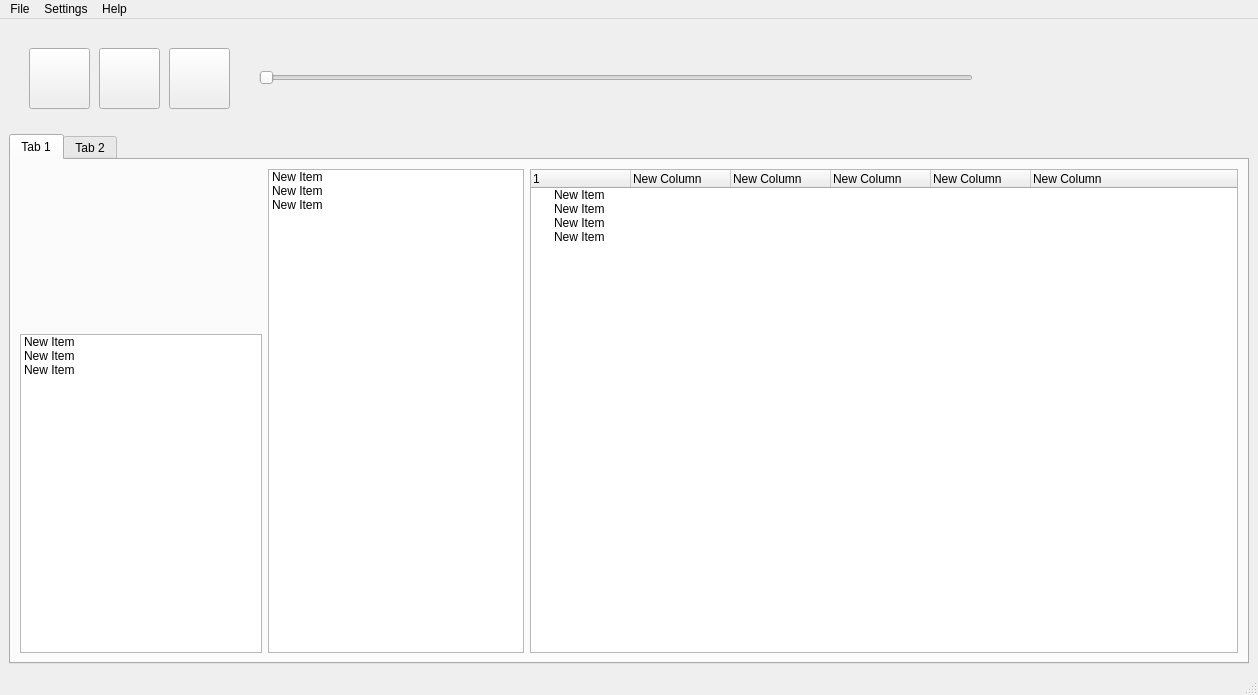
industral/RoteSonne, file rotesonne/src/qt/ui/mainWindow.ui: the form before one commit.
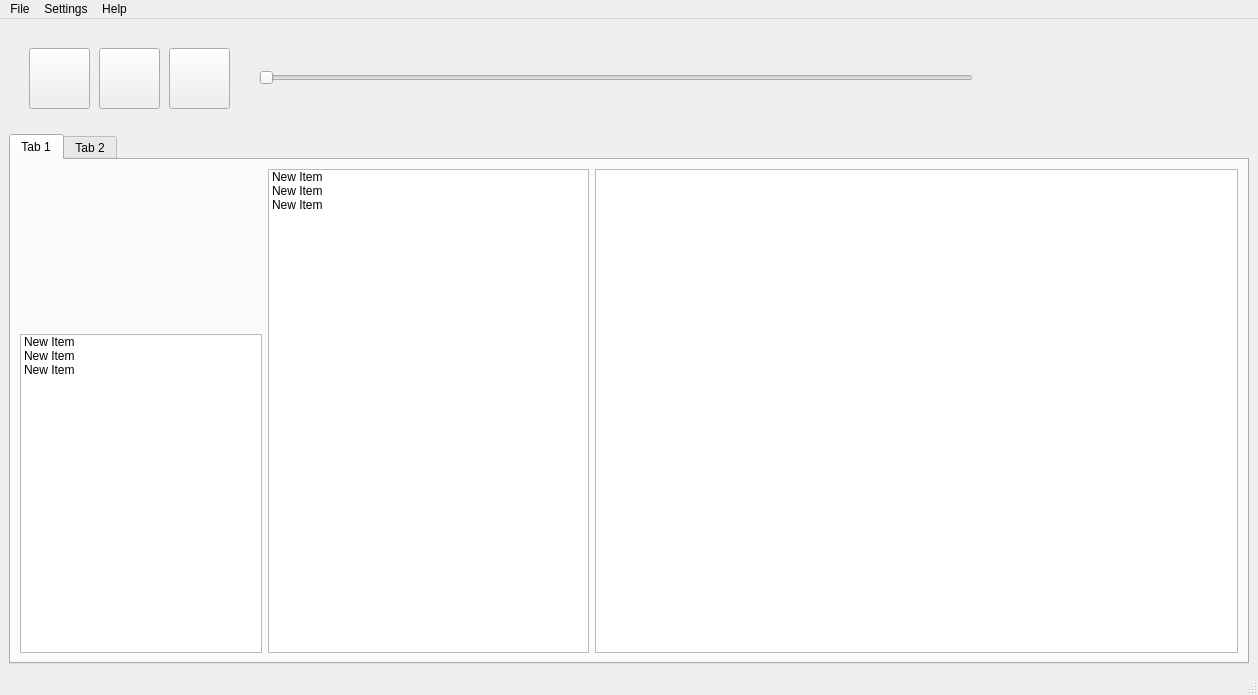
The form after the commit. Icons and pictures are not drawn.

The edit to the form file:
```diff
--- a/rotesonne/src/qt/ui/mainWindow.ui
+++ b/rotesonne/src/qt/ui/mainWindow.ui
@@ -216,7 +216,7 @@
          </layout>
         </item>
         <item>
-         <layout class="QHBoxLayout" name="horizontalLayout" stretch="0,2">
+         <layout class="QHBoxLayout" name="horizontalLayout" stretch="1,2">
           <item>
            <widget class="QListWidget" name="listWidget_2">
             <item>
@@ -237,57 +237,13 @@
            </widget>
           </item>
           <item>
-           <widget class="QTreeWidget" name="treeWidget">
-            <column>
-             <property name="text">
-              <string>1</string>
-             </property>
-            </column>
-            <column>
-             <property name="text">
-              <string>New Column</string>
-             </property>
-            </column>
-            <column>
-             <property name="text">
-              <string>New Column</string>
-             </property>
-            </column>
-            <column>
-             <property name="text">
-              <string>New Column</string>
-             </property>
-            </column>
-            <column>
-             <property name="text">
-              <string>New Column</string>
-             </property>
-            </column>
-            <column>
-             <property name="text">
-              <string>New Column</string>
-             </property>
-            </column>
-            <item>
-             <property name="text">
-              <string>New Item</string>
-             </property>
-            </item>
-            <item>
-             <property name="text">
-              <string>New Item</string>
-             </property>
-            </item>
-            <item>
-             <property name="text">
-              <string>New Item</string>
-             </property>
-            </item>
-            <item>
-             <property name="text">
-              <string>New Item</string>
-             </property>
-            </item>
+           <widget class="QTableView" name="playList">
+            <attribute name="horizontalHeaderCascadingSectionResizes">
+             <bool>false</bool>
+            </attribute>
+            <attribute name="horizontalHeaderCascadingSectionResizes">
+             <bool>false</bool>
+            </attribute>
            </widget>
           </item>
          </layout>
```
Left out of the diff: 6 changed lines with no effect on the pictures.
